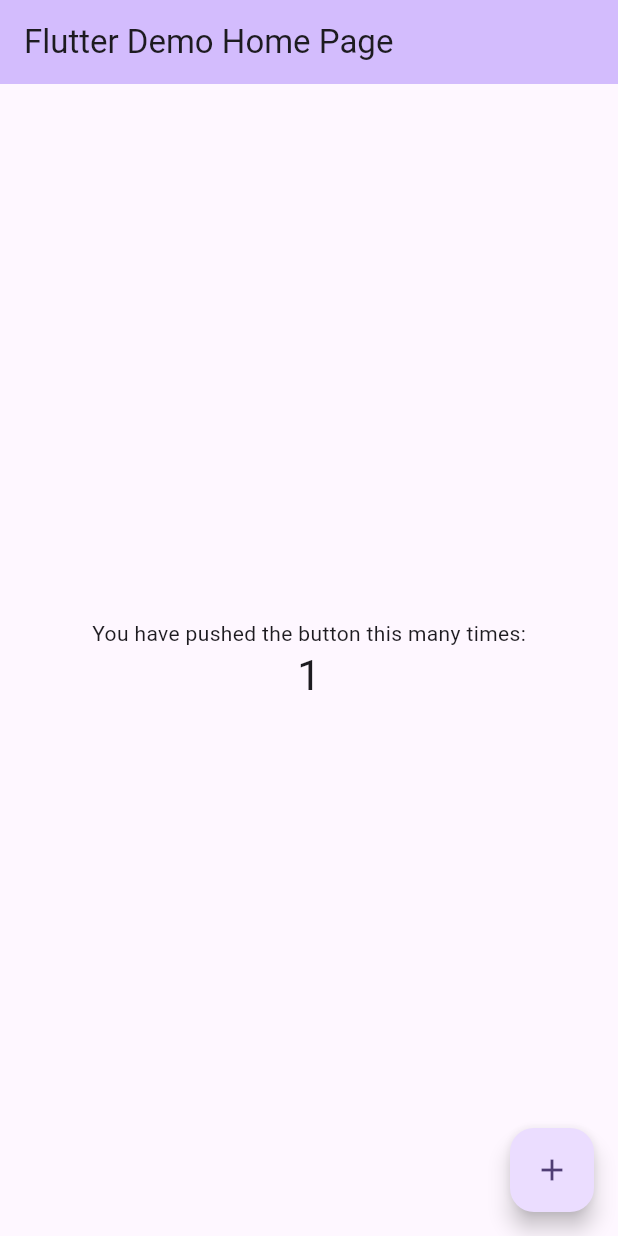
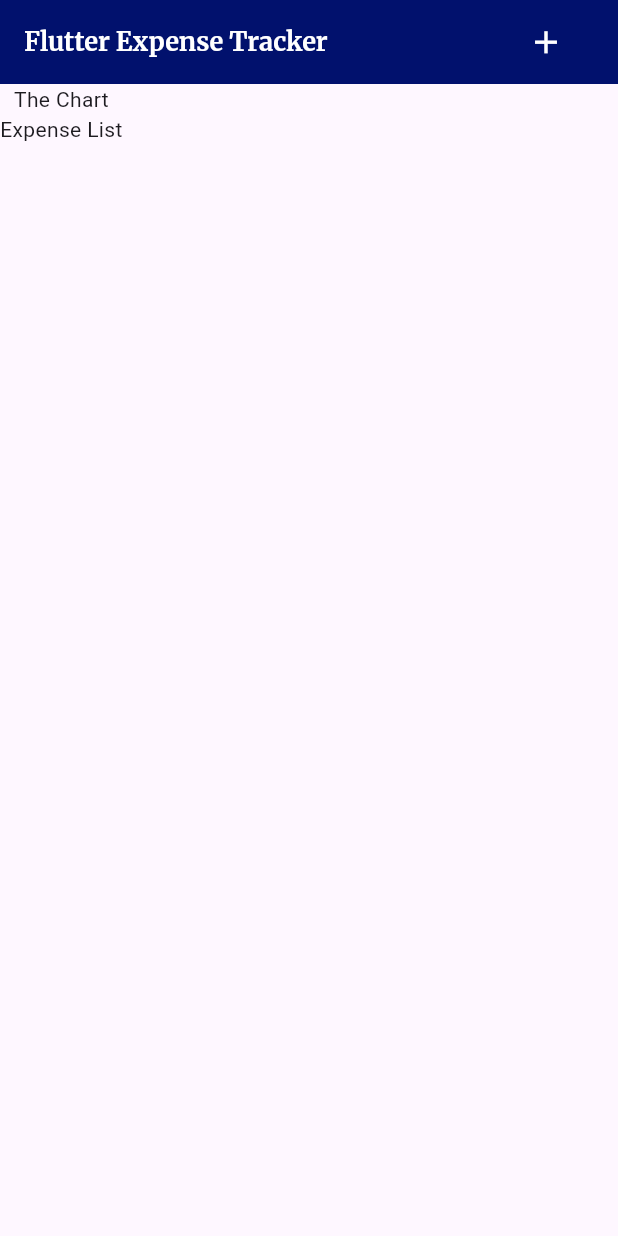
Before and after one commit to natib21/Flutter_Expense_Tracker, a Flutter app: the screen it shows after launch, after a tap on the "add" icon, on a phone screen of 412 x 824 dp. Run offline on Flutter 3.47's test engine with Material 3 defaults, Android fonts, the phone set to English and light mode, and no system bars; our stand-ins replace google_fonts.

Commit message:
expense page

```diff
--- /dev/null
+++ b/lib/expense.dart
@@ -0,0 +1,49 @@
+import 'package:flutter/material.dart';
+import 'package:google_fonts/google_fonts.dart';
+
+class Expenses extends StatefulWidget {
+  const Expenses({super.key});
+  @override
+  State<Expenses> createState() {
+    return _ExpensesState();
+  }
+}
+
+class _ExpensesState extends State<Expenses> {
+  @override
+  Widget build(BuildContext context) {
+    return Scaffold(
+      appBar: AppBar(
+        title: SizedBox(
+          width: double.infinity,
+          child: Row(
+            mainAxisAlignment: MainAxisAlignment.spaceBetween,
+            children: [
+              Text(
+                'Flutter Expense Tracker',
+                style: GoogleFonts.merriweather(
+                  textStyle: TextStyle(
+                      color: Colors.white,
+                      fontSize: 17,
+                      fontWeight: FontWeight.bold),
+                ),
+              ),
+              TextButton.icon(
+                label: Icon(
+                  Icons.add,
+                  color: Colors.white,
+                  size: 25,
+                ),
+                onPressed: () => print('Add button pressed'),
+              )
+            ],
+          ),
+        ),
+        backgroundColor: const Color.fromARGB(255, 1, 17, 109),
+      ),
+      body: Column(
+        children: [Text("The Chart"), Text("Expense List")],
+      ),
+    );
+  }
+}
--- a/lib/main.dart
+++ b/lib/main.dart
@@ -1,125 +1,6 @@
+import 'package:expense_tracker/expense.dart';
 import 'package:flutter/material.dart';
 
 void main() {
-  runApp(const MyApp());
+  runApp(MaterialApp(home: Expenses()));
 }
-
-class MyApp extends StatelessWidget {
-  const MyApp({super.key});
-
-  // This widget is the root of your application.
-  @override
-  Widget build(BuildContext context) {
-    return MaterialApp(
-      title: 'Flutter Demo',
-      theme: ThemeData(
-        // This is the theme of your application.
-        //
-        // TRY THIS: Try running your application with "flutter run". You'll see
-        // the application has a purple toolbar. Then, without quitting the app,
-        // try changing the seedColor in the colorScheme below to Colors.green
-        // and then invoke "hot reload" (save your changes or press the "hot
-        // reload" button in a Flutter-supported IDE, or press "r" if you used
-        // the command line to start the app).
-        //
-        // Notice that the counter didn't reset back to zero; the application
-        // state is not lost during the reload. To reset the state, use hot
-        // restart instead.
-        //
-        // This works for code too, not just values: Most code changes can be
-        // tested with just a hot reload.
-        colorScheme: ColorScheme.fromSeed(seedColor: Colors.deepPurple),
-        useMaterial3: true,
-      ),
-      home: const MyHomePage(title: 'Flutter Demo Home Page'),
-    );
-  }
-}
-
-class MyHomePage extends StatefulWidget {
-  const MyHomePage({super.key, required this.title});
-
-  // This widget is the home page of your application. It is stateful, meaning
-  // that it has a State object (defined below) that contains fields that affect
-  // how it looks.
-
-  // This class is the configuration for the state. It holds the values (in this
-  // case the title) provided by the parent (in this case the App widget) and
-  // used by the build method of the State. Fields in a Widget subclass are
-  // always marked "final".
-
-  final String title;
-
-  @override
-  State<MyHomePage> createState() => _MyHomePageState();
-}
-
-class _MyHomePageState extends State<MyHomePage> {
-  int _counter = 0;
-
-  void _incrementCounter() {
-    setState(() {
-      // This call to setState tells the Flutter framework that something has
-      // changed in this State, which causes it to rerun the build method below
-      // so that the display can reflect the updated values. If we changed
-      // _counter without calling setState(), then the build method would not be
-      // called again, and so nothing would appear to happen.
-      _counter++;
-    });
-  }
-
-  @override
-  Widget build(BuildContext context) {
-    // This method is rerun every time setState is called, for instance as done
-    // by the _incrementCounter method above.
-    //
-    // The Flutter framework has been optimized to make rerunning build methods
-    // fast, so that you can just rebuild anything that needs updating rather
-    // than having to individually change instances of widgets.
-    return Scaffold(
-      appBar: AppBar(
-        // TRY THIS: Try changing the color here to a specific color (to
-        // Colors.amber, perhaps?) and trigger a hot reload to see the AppBar
-        // change color while the other colors stay the same.
-        backgroundColor: Theme.of(context).colorScheme.inversePrimary,
-        // Here we take the value from the MyHomePage object that was created by
-        // the App.build method, and use it to set our appbar title.
-        title: Text(widget.title),
-      ),
-      body: Center(
-        // Center is a layout widget. It takes a single child and positions it
-        // in the middle of the parent.
-        child: Column(
-          // Column is also a layout widget. It takes a list of children and
-          // arranges them vertically. By default, it sizes itself to fit its
-          // children horizontally, and tries to be as tall as its parent.
-          //
-          // Column has various properties to control how it sizes itself and
-          // how it positions its children. Here we use mainAxisAlignment to
-          // center the children vertically; the main axis here is the vertical
-          // axis because Columns are vertical (the cross axis would be
-          // horizontal).
-          //
-          // TRY THIS: Invoke "debug painting" (choose the "Toggle Debug Paint"
-          // action in the IDE, or press "p" in the console), to see the
-          // wireframe for each widget.
-          mainAxisAlignment: MainAxisAlignment.center,
-          children: <Widget>[
-            const Text(
-              'You have pushed the button this many times:',
-            ),
-            Text(
-              '$_counter',
-              style: Theme.of(context).textTheme.headlineMedium,
-            ),
-          ],
-        ),
-      ),
-      floatingActionButton: FloatingActionButton(
-        onPressed: _incrementCounter,
-        tooltip: 'Increment',
-        child: const Icon(Icons.add),
-      ), // This trailing comma makes auto-formatting nicer for build methods.
-    );
-  }
-}
--- a/pubspec.yaml
+++ b/pubspec.yaml
@@ -34,6 +34,7 @@ dependencies:
   # The following adds the Cupertino Icons font to your application.
   # Use with the CupertinoIcons class for iOS style icons.
   cupertino_icons: ^1.0.8
+  google_fonts: ^6.2.1
 
 dev_dependencies:
   flutter_test:
```
Also changed, not shown: pubspec.lock, 1 other file.
